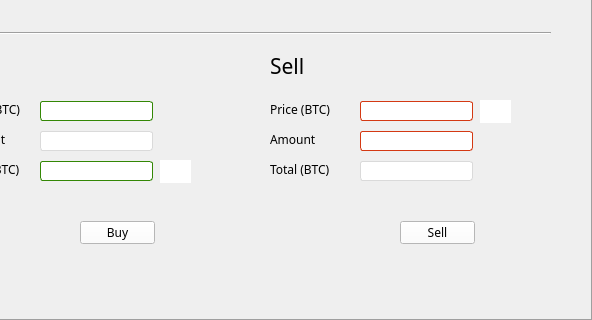
This is mainwindow.ui in swalecko/PoloniexTradeGUI as Qt 5 draws it before an edit; both pictures show x 249 to 841 and y 230 to 550 of the 841 by 550 pixel window. The edited form follows.
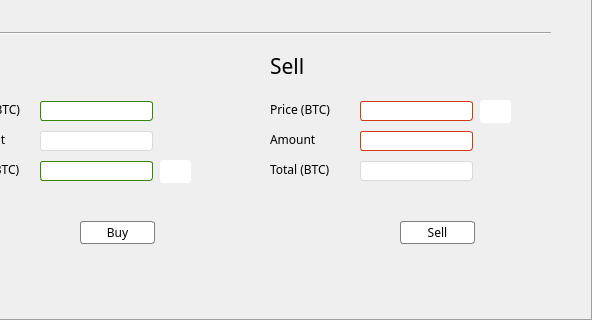
This is the edited form. The open tabs and pages were chosen to show the change. Icons and pictures are not drawn.

```diff
--- a/mainwindow.ui
+++ b/mainwindow.ui
@@ -1367,7 +1367,7 @@
      <rect>
       <x>170</x>
       <y>20</y>
-      <width>673</width>
+      <width>674</width>
       <height>531</height>
      </rect>
     </property>
@@ -1385,7 +1385,7 @@
     </property>
     <property name="maximumSize">
      <size>
-      <width>673</width>
+      <width>674</width>
       <height>551</height>
      </size>
     </property>
@@ -1458,7 +1458,7 @@
 border-radius: 3px;
 }
 
-QPushButton{ background-color: white; }
+QPushButton{ background-color: white; border-radius: 3px;border-style: solid; border: 1px solid gray; }
 QPushButton:disabled{ color: rgb(234, 234, 234); background-color: rgb(240, 240, 240); }
 
 QPushButton:pressed{ background-color: orange; }
@@ -2062,6 +2062,9 @@
          <pointsize>9</pointsize>
         </font>
        </property>
+       <property name="styleSheet">
+        <string notr="true"/>
+       </property>
        <property name="text">
         <string>Buy</string>
        </property>
```
Left out of the diff: 23 changed lines with no effect on the pictures.
